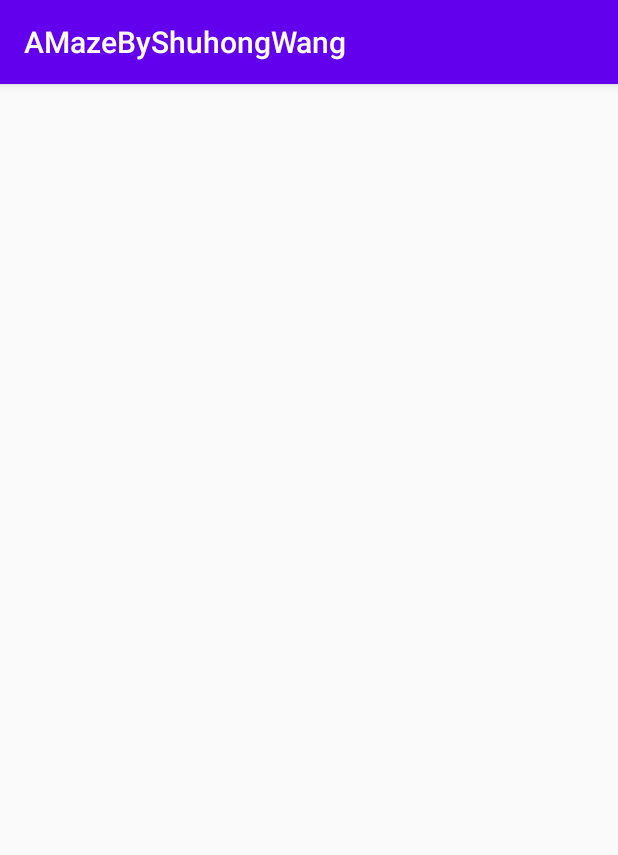
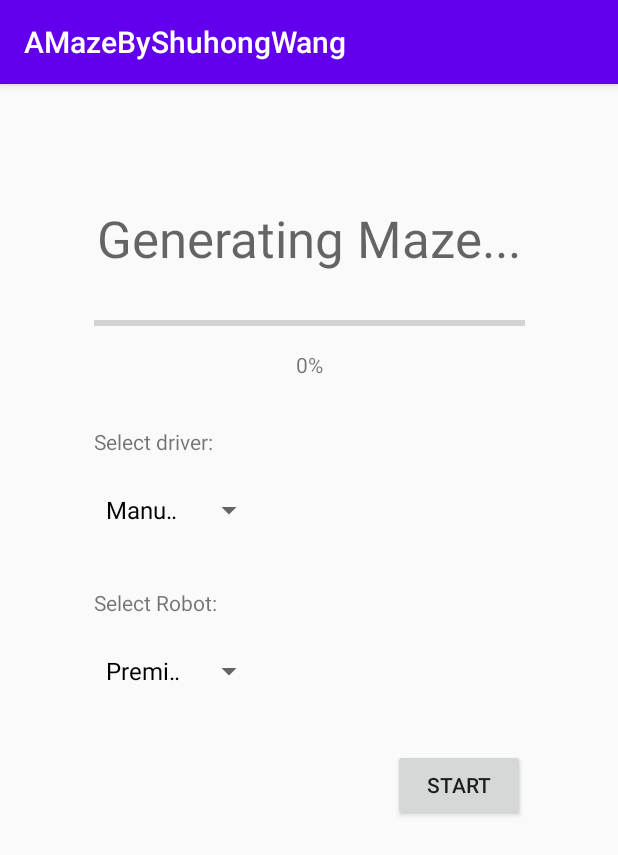
Before and after one commit to andywangyzfh/AMazeByShuhongWang, an Android app: the GeneratingActivity screen opened directly, with no data from a screen before it, on a phone screen of 412 x 824 dp. Shown: the top 855 px of the screen. Run offline under Robolectric (Android 15) with nearby library versions, the phone set to English and light mode, and no system bars.

Commit message:
Drew the UI of GeneratingActivity.

```diff
--- a/app/src/main/java/edu/wm/cs/cs301/ShuhongWang/gui/AMazeActivity.java
+++ b/app/src/main/java/edu/wm/cs/cs301/ShuhongWang/gui/AMazeActivity.java
@@ -58,6 +58,7 @@ public class AMazeActivity extends AppCompatActivity {
      */
     private void setSpinner(){
         algorithmSpinner = (Spinner) findViewById(R.id.spinner_maze);
+        // set up spinner list for generating algorithms
         List<String> algorithmList = new ArrayList<String>();
         algorithmList.add("DFS");
         algorithmList.add("Prim");
--- a/app/src/main/java/edu/wm/cs/cs301/ShuhongWang/gui/GeneratingActivity.java
+++ b/app/src/main/java/edu/wm/cs/cs301/ShuhongWang/gui/GeneratingActivity.java
@@ -3,14 +3,48 @@ package edu.wm.cs.cs301.ShuhongWang.gui;
 import androidx.appcompat.app.AppCompatActivity;
 
 import android.os.Bundle;
+import android.widget.ArrayAdapter;
+import android.widget.Spinner;
+
+import java.util.ArrayList;
+import java.util.List;
 
 import edu.wm.cs.cs301.ShuhongWang.R;
 
 public class GeneratingActivity extends AppCompatActivity {
+    private Spinner spinnerDriver;
+    private Spinner spinnerRobot;
 
     @Override
     protected void onCreate(Bundle savedInstanceState) {
         super.onCreate(savedInstanceState);
         setContentView(R.layout.activity_generating);
+
+        setSpinners();
+    }
+
+    /**
+     * Set the spinners for driver/robot selection.
+     */
+    private void setSpinners(){
+        spinnerDriver = (Spinner) findViewById(R.id.spinner_driver);
+        spinnerRobot = (Spinner) findViewById(R.id.spinner_robot);
+
+        // set up spinner list for drivers
+        List<String> driverList = new ArrayList<String>();
+        driverList.add("Manual");
+        driverList.add("Wall Follower");
+        driverList.add("Wizard");
+        ArrayAdapter<String> driverAdapter = new ArrayAdapter<>(this, android.R.layout.simple_spinner_dropdown_item, driverList);
+        spinnerDriver.setAdapter(driverAdapter);
+
+        // set up spinner list for robot
+        List<String> robotList = new ArrayList<String>();
+        robotList.add("Premium");
+        robotList.add("Mediocre");
+        robotList.add("Soso");
+        robotList.add("Shaky");
+        ArrayAdapter<String> robotAdapter = new ArrayAdapter<>(this, android.R.layout.simple_spinner_dropdown_item, robotList);
+        spinnerRobot.setAdapter(robotAdapter);
     }
 }
--- a/app/src/main/res/layout/activity_a_maze.xml
+++ b/app/src/main/res/layout/activity_a_maze.xml
@@ -57,7 +57,7 @@
 
     <Spinner
         android:id="@+id/spinner_maze"
-        android:layout_width="223dp"
+        android:layout_width="133dp"
         android:layout_height="38dp"
         android:layout_marginTop="16dp"
         app:layout_constraintStart_toStartOf="@+id/textView5"
--- a/app/src/main/res/layout/activity_generating.xml
+++ b/app/src/main/res/layout/activity_generating.xml
@@ -6,4 +6,76 @@
     android:layout_height="match_parent"
     tools:context=".gui.GeneratingActivity">
 
+    <TextView
+        android:id="@+id/txt_generating"
+        android:layout_width="wrap_content"
+        android:layout_height="wrap_content"
+        android:layout_marginTop="80dp"
+        android:text="Generating Maze..."
+        android:textAppearance="@style/TextAppearance.AppCompat.Display1"
+        app:layout_constraintEnd_toEndOf="parent"
+        app:layout_constraintStart_toStartOf="parent"
+        app:layout_constraintTop_toTopOf="parent" />
+
+    <ProgressBar
+        android:id="@+id/progressBar"
+        style="?android:attr/progressBarStyleHorizontal"
+        android:layout_width="287dp"
+        android:layout_height="36dp"
+        android:layout_marginTop="16dp"
+        app:layout_constraintEnd_toEndOf="parent"
+        app:layout_constraintStart_toStartOf="parent"
+        app:layout_constraintTop_toBottomOf="@+id/txt_generating" />
+
+    <TextView
+        android:id="@+id/txt_progress"
+        android:layout_width="wrap_content"
+        android:layout_height="wrap_content"
+        android:text="0%"
+        app:layout_constraintEnd_toEndOf="parent"
+        app:layout_constraintStart_toStartOf="parent"
+        app:layout_constraintTop_toBottomOf="@+id/progressBar" />
+
+    <TextView
+        android:id="@+id/textView4"
+        android:layout_width="wrap_content"
+        android:layout_height="wrap_content"
+        android:layout_marginTop="32dp"
+        android:text="Select driver: "
+        app:layout_constraintStart_toStartOf="@+id/progressBar"
+        app:layout_constraintTop_toBottomOf="@+id/txt_progress" />
+
+    <Spinner
+        android:id="@+id/spinner_driver"
+        android:layout_width="114dp"
+        android:layout_height="40dp"
+        android:layout_marginTop="16dp"
+        app:layout_constraintStart_toStartOf="@+id/textView4"
+        app:layout_constraintTop_toBottomOf="@+id/textView4" />
+
+    <TextView
+        android:id="@+id/textView6"
+        android:layout_width="wrap_content"
+        android:layout_height="wrap_content"
+        android:layout_marginTop="32dp"
+        android:text="Select Robot: "
+        app:layout_constraintStart_toStartOf="@+id/spinner_driver"
+        app:layout_constraintTop_toBottomOf="@+id/spinner_driver" />
+
+    <Spinner
+        android:id="@+id/spinner_robot"
+        android:layout_width="114dp"
+        android:layout_height="40dp"
+        android:layout_marginTop="16dp"
+        app:layout_constraintStart_toStartOf="@+id/textView6"
+        app:layout_constraintTop_toBottomOf="@+id/textView6" />
+
+    <Button
+        android:id="@+id/button_start"
+        android:layout_width="wrap_content"
+        android:layout_height="wrap_content"
+        android:layout_marginTop="32dp"
+        android:text="START"
+        app:layout_constraintEnd_toEndOf="@+id/progressBar"
+        app:layout_constraintTop_toBottomOf="@+id/spinner_robot" />
 </androidx.constraintlayout.widget.ConstraintLayout>
```
